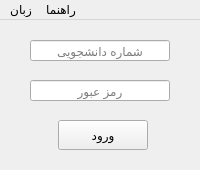
Old version of the form loginpage.ui in the repository HossienHunTa/Azad-University-Connect-to-classroom.
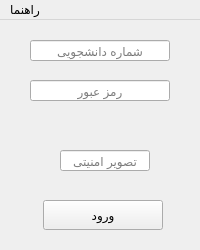
New version of the form.

Diff of the .ui file:
```diff
--- a/loginpage.ui
+++ b/loginpage.ui
@@ -10,19 +10,19 @@
     <x>0</x>
     <y>0</y>
     <width>200</width>
-    <height>170</height>
+    <height>250</height>
    </rect>
   </property>
   <property name="minimumSize">
    <size>
     <width>200</width>
-    <height>170</height>
+    <height>250</height>
    </size>
   </property>
   <property name="maximumSize">
    <size>
     <width>200</width>
-    <height>170</height>
+    <height>250</height>
    </size>
   </property>
   <property name="windowTitle">
@@ -82,9 +82,9 @@
    <widget class="QPushButton" name="submit">
     <property name="geometry">
      <rect>
-      <x>58</x>
-      <y>100</y>
-      <width>90</width>
+      <x>43</x>
+      <y>180</y>
+      <width>120</width>
       <height>30</height>
      </rect>
     </property>
@@ -92,6 +92,28 @@
      <string>ورود</string>
     </property>
    </widget>
+   <widget class="QLineEdit" name="inputcap">
+    <property name="geometry">
+     <rect>
+      <x>60</x>
+      <y>130</y>
+      <width>90</width>
+      <height>21</height>
+     </rect>
+    </property>
+    <property name="alignment">
+     <set>Qt::AlignCenter</set>
+    </property>
+    <property name="dragEnabled">
+     <bool>false</bool>
+    </property>
+    <property name="readOnly">
+     <bool>false</bool>
+    </property>
+    <property name="placeholderText">
+     <string>تصویر امنیتی</string>
+    </property>
+   </widget>
   </widget>
   <widget class="QMenuBar" name="menuBar">
    <property name="geometry">
@@ -102,21 +124,13 @@
      <height>21</height>
     </rect>
    </property>
-   <widget class="QMenu" name="menuLang">
-    <property name="title">
-     <string>زبان</string>
-    </property>
-    <addaction name="langen"/>
-    <addaction name="langffa"/>
-   </widget>
-   <widget class="QMenu" name="menu">
+   <widget class="QMenu" name="help">
     <property name="title">
      <string>راهنما</string>
     </property>
     <addaction name="action"/>
    </widget>
-   <addaction name="menuLang"/>
-   <addaction name="menu"/>
+   <addaction name="help"/>
   </widget>
   <action name="langen">
    <property name="text">
```
Left out of the diff: 34 changed lines with no effect on the pictures.
